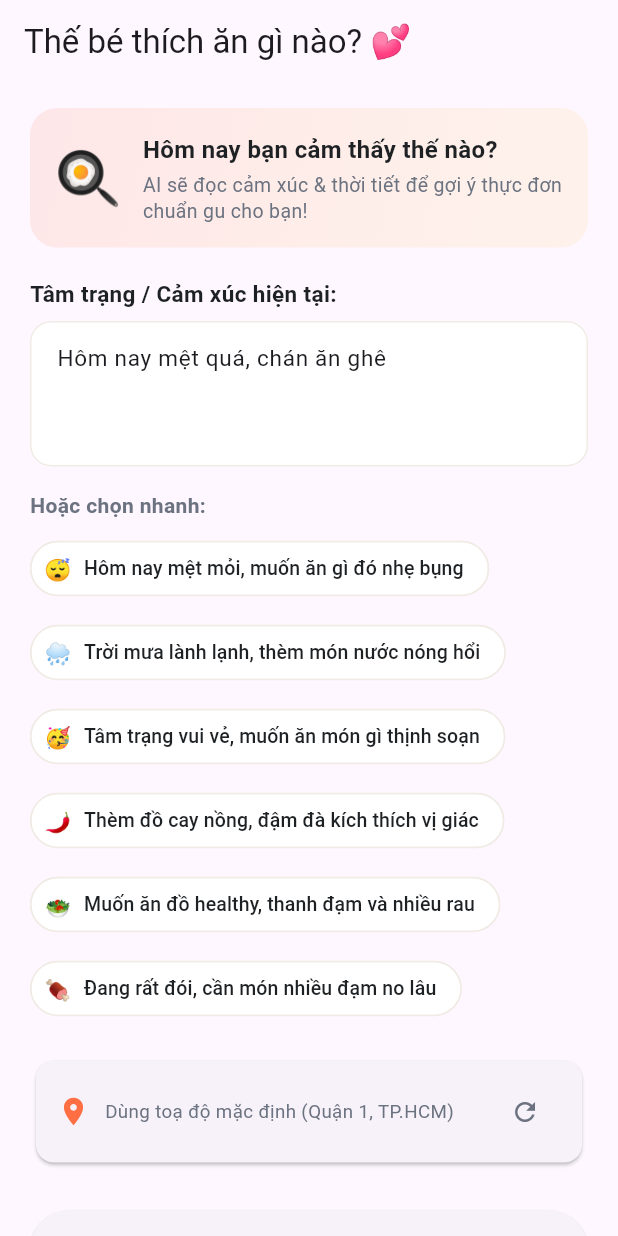
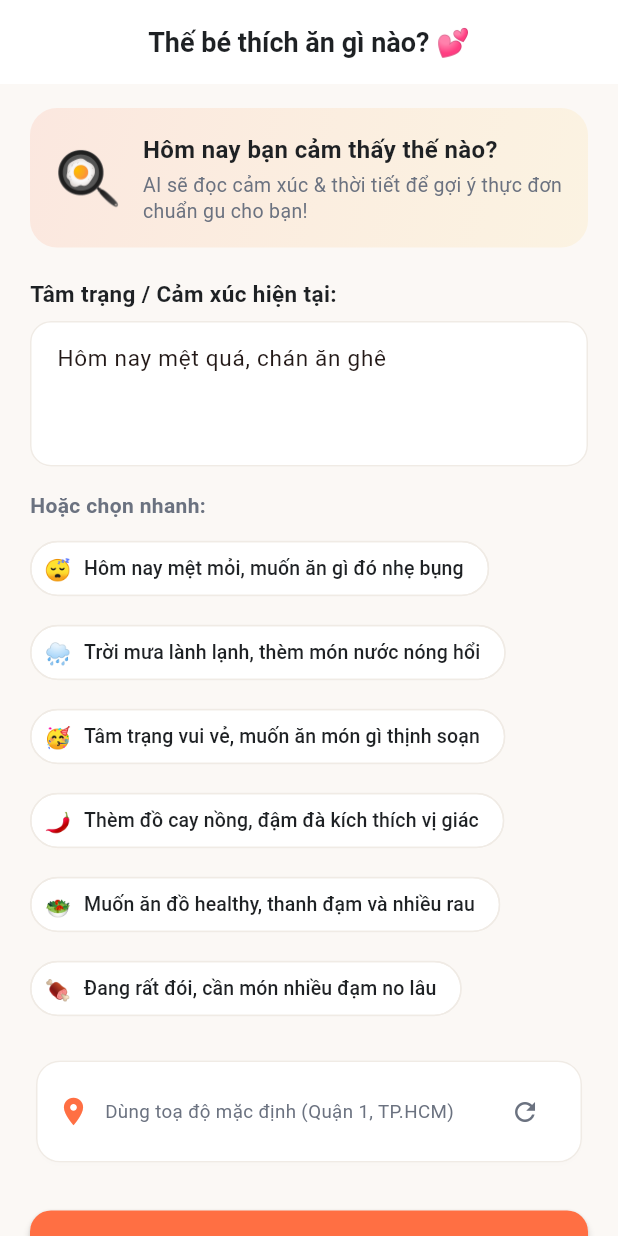
Before and after one commit to CALLMEKANEKI/the-be-thich-an-gi-nao, a Flutter app: the screen it shows after launch, on a phone screen of 412 x 824 dp. Run offline on Flutter 3.47's test engine with Material 3 defaults, Android fonts, the phone set to English and light mode, and no system bars; our stand-ins replace flutter_map, geolocator, latlong2, sqflite; accounts and stored records are empty.

Commit message:
Fix: fix main, recommendation_result_screen, home_screen

```diff
--- a/frontend/lib/core/app_theme.dart
+++ b/frontend/lib/core/app_theme.dart
@@ -12,6 +12,27 @@
   static const Color accentGreen = Color(0xFF10B981);
   static const Color accentBlue = Color(0xFF3B82F6);
 
+  static const Color primary = primaryColor;
+  static const Color onPrimary = Colors.white;
+  static const Color primaryContainer = primaryColor;
+  static const Color primaryFixed = Color(0xFFFFE1D8);
+  static const Color primaryFixedDim = Color(0xFFFFB59D);
+  static const Color onPrimaryFixed = Color(0xFF4A1608);
+  static const Color onPrimaryFixedVariant = Color(0xFF7A2D18);
+  static const Color secondary = secondaryColor;
+  static const Color secondaryContainer = Color(0xFFFFE7AD);
+  static const Color onSecondaryContainer = Color(0xFF4A3500);
+  static const Color secondaryMint = accentGreen;
+  static const Color tertiaryFixed = Color(0xFFD8F3E8);
+  static const Color onTertiaryFixed = Color(0xFF124734);
+  static const Color tertiaryAmber = secondaryColor;
+  static const Color surface = surfaceColor;
+  static const Color surfaceContainer = Color(0xFFF7F2ED);
+  static const Color surfaceContainerLow = Color(0xFFFAF7F3);
+  static const Color surfaceContainerLowest = Colors.white;
+  static const Color onSurface = textPrimary;
+  static const Color onSurfaceVariant = textSecondary;
+
   static ThemeData get lightTheme {
     return ThemeData(
       useMaterial3: true,
@@ -20,7 +41,6 @@
         primary: primaryColor,
         secondary: secondaryColor,
         surface: surfaceColor,
-        background: backgroundColor,
       ),
       scaffoldBackgroundColor: backgroundColor,
       appBarTheme: const AppBarTheme(
@@ -38,7 +58,7 @@
       cardTheme: CardThemeData(
         color: surfaceColor,
         elevation: 1,
-        shadowColor: Colors.black.withOpacity(0.04),
+        shadowColor: Colors.black.withValues(alpha: 0.04),
         shape: RoundedRectangleBorder(
           borderRadius: BorderRadius.circular(16),
           side: const BorderSide(color: cardBorderColor, width: 1),
--- a/frontend/lib/main.dart
+++ b/frontend/lib/main.dart
@@ -1,10 +1,10 @@
 import 'package:flutter/material.dart';
 import 'package:provider/provider.dart';
+import 'core/app_theme.dart';
 import 'provider/recommendation_provider.dart';
 import 'provider/cart_provider.dart';
 import 'provider/ingredient_provider.dart';
 import 'provider/places_provider.dart';
-import 'provider/recommendation_provider.dart';
 import 'screens/mood_selection_screen.dart';
 
 void main() {
--- a/frontend/lib/models/nearby_place.dart
+++ b/frontend/lib/models/nearby_place.dart
@@ -5,7 +5,7 @@
   final double longitude;
   final double distance;
   final double rating;
-  final String map_url;
+  final String mapUrl;
 
   NearbyPlace({
     required this.name,
@@ -14,7 +14,7 @@
     required this.longitude,
     required this.distance,
     required this.rating,
-    required this.map_url,
+    required this.mapUrl,
   });
 
   double get distanceMeters => distance;
@@ -30,7 +30,7 @@
       longitude: (json['longitude'] as num).toDouble(),
       distance: (json['distance_m'] as num).toDouble(),
       rating: (json['rating'] as num).toDouble(),
-      map_url: json['map_url']
+      mapUrl: (json['map_url'] ?? '').toString(),
     );
   }
 }
--- a/frontend/lib/screens/ingredients_screen.dart
+++ b/frontend/lib/screens/ingredients_screen.dart
@@ -132,7 +132,7 @@
           child: ListView.separated(
             padding: const EdgeInsets.symmetric(horizontal: 16),
             itemCount: ingredients.length,
-            separatorBuilder: (_, __) => const Divider(height: 1),
+            separatorBuilder: (_, _) => const Divider(height: 1),
             itemBuilder: (context, index) {
               final item = ingredients[index];
               return ListTile(
--- a/frontend/lib/screens/restaurant_result_screen.dart
+++ b/frontend/lib/screens/restaurant_result_screen.dart
@@ -166,7 +166,7 @@
           child: ListView.separated(
             padding: const EdgeInsets.symmetric(horizontal: 14, vertical: 10),
             itemCount: places.length,
-            separatorBuilder: (_, __) => const SizedBox(height: 10),
+            separatorBuilder: (_, _) => const SizedBox(height: 10),
             itemBuilder: (context, index) {
               final place = places[index];
               final isSelected = _selectedPlace?.name == place.name;
@@ -253,8 +253,8 @@
                             foregroundColor: const Color(0xFF1E88E5),
                           ),
                           onPressed: () {
-                            if (place.map_url.isNotEmpty) {
-                              DeeplinkService.openUrl(place.map_url);
+                            if (place.mapUrl.isNotEmpty) {
+                              DeeplinkService.openUrl(place.mapUrl);
                             } else {
                               DeeplinkService.openMapDirections(
                                 place.latitude,
--- a/frontend/lib/screens/spin_wheel_screen.dart
+++ b/frontend/lib/screens/spin_wheel_screen.dart
@@ -30,7 +30,6 @@
   late Animation<double> _animation;
   double _currentRotation = 0;
   bool _isSpinning = false;
-  int? _targetIndex;
 
   @override
   void initState() {
@@ -75,7 +74,6 @@
     if (_isSpinning || options.isEmpty) return;
 
     final targetIndex = Random().nextInt(options.length);
-    _targetIndex = targetIndex;
     final winningOption = options[targetIndex];
 
     // Cập nhật món được chọn vào provider
--- a/frontend/pubspec.yaml
+++ b/frontend/pubspec.yaml
@@ -53,6 +53,7 @@
   # package. See that file for information about deactivating specific lint
   # rules and activating additional ones.
   flutter_lints: ^6.0.0
+  build_runner: ^2.17.1
 
 # For information on the generic Dart part of this file, see the
 # following page: https://dart.dev/tools/pub/pubspec
```
Also changed, not shown: frontend/lib/screens/home_screen.dart (+3 -4 lines), frontend/lib/screens/recommendation_result_screen.dart (+5 -2 lines), frontend/pubspec.lock.
